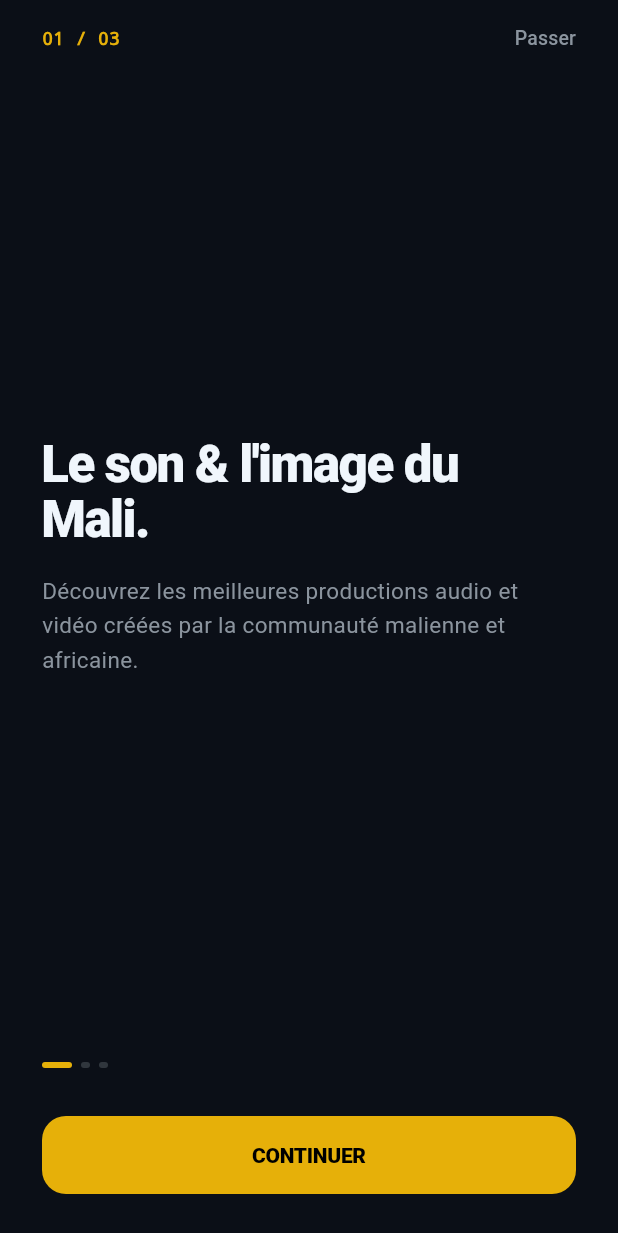
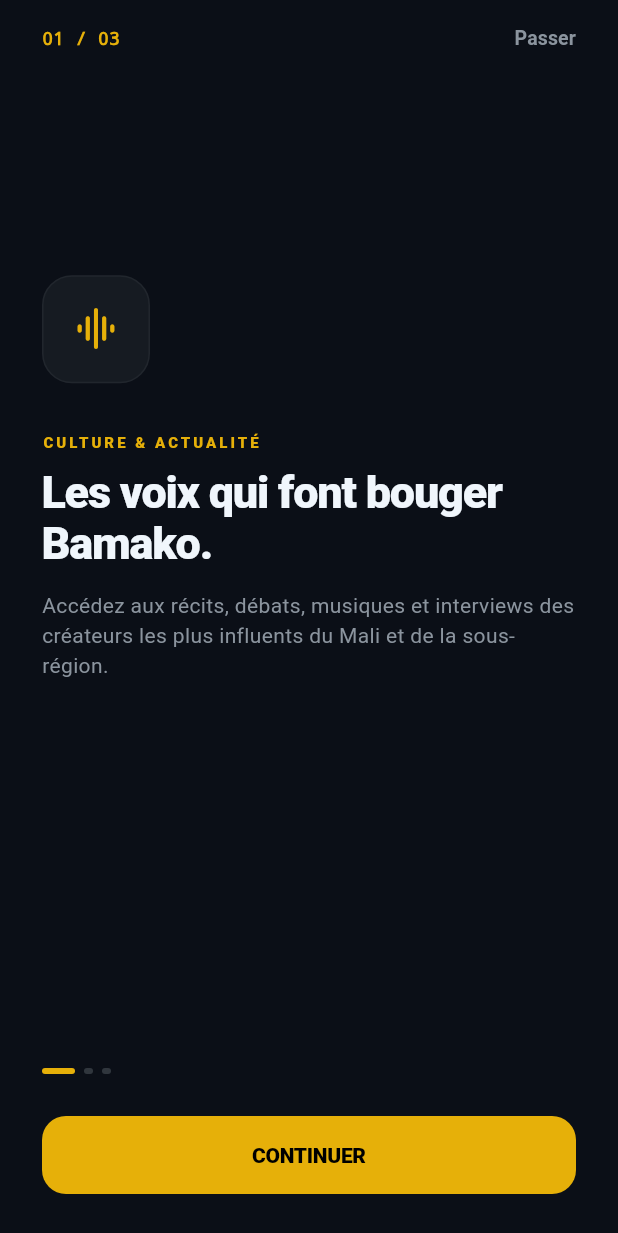
Before and after one commit to AikioCorp/bko_app, a Flutter app: the screen it shows after launch, on a phone screen of 412 x 824 dp. Shown: the top 1233 px of the screen. Run offline on Flutter 3.47's test engine with Material 3 defaults, Android fonts, the phone set to English and light mode, and no system bars; our stand-ins replace flutter_riverpod, go_router.

Commit message:
feat(app): animated minimalist icons and context-tailored onboarding copy

```diff
--- a/lib/features/onboarding/onboarding_screen.dart
+++ b/lib/features/onboarding/onboarding_screen.dart
@@ -9,27 +9,52 @@ class OnboardingScreen extends StatefulWidget {
   State<OnboardingScreen> createState() => _OnboardingScreenState();
 }
 
-class _OnboardingScreenState extends State<OnboardingScreen> {
+class _OnboardingScreenState extends State<OnboardingScreen> with SingleTickerProviderStateMixin {
   final PageController _pageController = PageController();
   int _currentIndex = 0;
 
-  final List<_MinimalSlide> _slides = const [
-    _MinimalSlide(
+  late AnimationController _iconAnimationController;
+
+  final List<_OnboardingData> _slides = const [
+    _OnboardingData(
       step: '01 / 03',
-      title: 'Le son & l\'image du Mali.',
-      description: 'Découvrez les meilleures productions audio et vidéo créées par la communauté malienne et africaine.',
+      badge: 'CULTURE & ACTUALITÉ',
+      title: 'Les voix qui font bouger Bamako.',
+      description: 'Accédez aux récits, débats, musiques et interviews des créateurs les plus influents du Mali et de la sous-région.',
+      iconType: _IconType.audioWave,
     ),
-    _MinimalSlide(
+    _OnboardingData(
       step: '02 / 03',
-      title: 'Une expérience sans coupure.',
-      description: 'Basculez librement du flux audio haute fidélité aux sessions vidéo exclusives sans interrompre votre écoute.',
+      badge: 'EXPÉRIENCE MULTIMÉDIA',
+      title: 'En fond sonore ou en vidéo HD.',
+      description: 'Écoutez vos podcasts en arrière-plan pendant vos déplacements, ou basculez en vidéo HD en un clic.',
+      iconType: _IconType.videoStream,
     ),
-    _MinimalSlide(
+    _OnboardingData(
       step: '03 / 03',
-      title: 'En Bamanankan & Français.',
-      description: 'Conservez le lien avec votre culture, vos langues et vos voix préférées où que vous soyez.',
+      badge: 'PATRIMOINE LOCAL',
+      title: 'Vos émissions en Bamanankan & Français.',
+      description: 'Découvrez des contenus authentiques en Bambara et en Français, pensés pour tous les auditeurs.',
+      iconType: _IconType.languageCulture,
     ),
   ];
+
+  @override
+  void initState() {
+    super.initState();
+    // Continuous subtle Apple-style breath animation for icons
+    _iconAnimationController = AnimationController(
+      vsync: this,
+      duration: const Duration(milliseconds: 2500),
+    )..repeat(reverse: true);
+  }
+
+  @override
+  void dispose() {
+    _iconAnimationController.dispose();
+    _pageController.dispose();
+    super.dispose();
+  }
 
   void _nextPage() {
     if (_currentIndex < _slides.length - 1) {
@@ -52,7 +77,7 @@ class _OnboardingScreenState extends State<OnboardingScreen> {
           child: Column(
             crossAxisAlignment: CrossAxisAlignment.start,
             children: [
-              // Minimal Top Header: Counter & Skip
+              // Minimal Top Navigation: Step Badge & Skip
               Row(
                 mainAxisAlignment: MainAxisAlignment.spaceBetween,
                 children: [
@@ -75,7 +100,7 @@ class _OnboardingScreenState extends State<OnboardingScreen> {
                     ),
                     child: const Text(
                       'Passer',
-                      style: TextStyle(fontSize: 13, fontWeight: FontWeight.w500),
+                      style: TextStyle(fontSize: 13, fontWeight: FontWeight.w600),
                     ),
                   ),
                 ],
@@ -83,9 +108,9 @@ class _OnboardingScreenState extends State<OnboardingScreen> {
 
               const Spacer(),
 
-              // Ultra-Minimalist PageView Content (Pure Typography & Space)
+              // Animated Minimal Icon & Content PageView
               SizedBox(
-                height: 280,
+                height: 380,
                 child: PageView.builder(
                   controller: _pageController,
                   onPageChanged: (index) {
@@ -98,25 +123,49 @@ class _OnboardingScreenState extends State<OnboardingScreen> {
                     final slide = _slides[index];
                     return Column(
                       crossAxisAlignment: CrossAxisAlignment.start,
-                      mainAxisAlignment: MainAxisAlignment.center,
                       children: [
+                        // Animated Sleek Minimal Icon Header
+                        _AnimatedMinimalIcon(
+                          iconType: slide.iconType,
+                          controller: _iconAnimationController,
+                        ),
+
+                        const SizedBox(height: 32),
+
+                        // Contextual Category Badge
+                        Text(
+                          slide.badge,
+                          style: const TextStyle(
+                            fontSize: 10,
+                            fontWeight: FontWeight.w800,
+                            letterSpacing: 2.0,
+                            color: BkoTheme.goldAccent,
+                          ),
+                        ),
+
+                        const SizedBox(height: 10),
+
+                        // Apple Display Title
                         Text(
                           slide.title,
                           style: const TextStyle(
-                            fontSize: 34,
+                            fontSize: 30,
                             fontWeight: FontWeight.w900,
-                            letterSpacing: -1.0,
-                            height: 1.10,
+                            letterSpacing: -0.8,
+                            height: 1.12,
                             color: BkoTheme.textPrimary,
                           ),
                         ),
-                        const SizedBox(height: 18),
+
+                        const SizedBox(height: 14),
+
+                        // Context-tailored Description
                         Text(
                           slide.description,
                           style: const TextStyle(
-                            fontSize: 15,
+                            fontSize: 14,
                             fontWeight: FontWeight.w400,
-                            height: 1.5,
+                            height: 1.45,
                             color: BkoTheme.textSecondary,
                           ),
                         ),
@@ -128,11 +177,11 @@ class _OnboardingScreenState extends State<OnboardingScreen> {
 
               const Spacer(),
 
-              // Bottom Bar: Dots & Minimal Action Button
+              // Bottom Section: Dots & Action Button
               Column(
                 crossAxisAlignment: CrossAxisAlignment.start,
                 children: [
-                  // Sleek Dot Indicator
+                  // Dot Indicator
                   Row(
                     children: List.generate(
                       _slides.length,
@@ -140,7 +189,7 @@ class _OnboardingScreenState extends State<OnboardingScreen> {
                         duration: const Duration(milliseconds: 300),
                         curve: Curves.fastOutSlowIn,
                         margin: const EdgeInsets.only(right: 6),
-                        width: _currentIndex == index ? 20 : 6,
+                        width: _currentIndex == index ? 22 : 6,
                         height: 4,
                         decoration: BoxDecoration(
                           color: _currentIndex == index ? BkoTheme.goldAccent : BkoTheme.borderStrong,
@@ -150,7 +199,7 @@ class _OnboardingScreenState extends State<OnboardingScreen> {
                     ),
                   ),
 
-                  const SizedBox(height: 32),
+                  const SizedBox(height: 28),
 
                   // Minimal Action Button
                   SizedBox(
@@ -187,14 +236,83 @@ class _OnboardingScreenState extends State<OnboardingScreen> {
   }
 }
 
-class _MinimalSlide {
+enum _IconType { audioWave, videoStream, languageCulture }
+
+class _OnboardingData {
   final String step;
+  final String badge;
   final String title;
   final String description;
+  final _IconType iconType;
 
-  const _MinimalSlide({
+  const _OnboardingData({
     required this.step,
+    required this.badge,
     required this.title,
     required this.description,
+    required this.iconType,
   });
 }
+
+class _AnimatedMinimalIcon extends StatelessWidget {
+  final _IconType iconType;
+  final AnimationController controller;
+
+  const _AnimatedMinimalIcon({
+    required this.iconType,
+    required this.controller,
+  });
+
+  @override
+  Widget build(BuildContext context) {
+    return AnimatedBuilder(
+      animation: controller,
+      builder: (context, child) {
+        final scaleValue = 0.95 + (controller.value * 0.10); // 0.95 -> 1.05 breath
+        final translationY = -4.0 * controller.value; // -4px float
+
+        return Container(
+          width: 72,
+          height: 72,
+          decoration: BoxDecoration(
+            color: BkoTheme.bgSurface,
+            borderRadius: BorderRadius.circular(20),
+            border: Border.all(color: BkoTheme.borderSubtle),
+          ),
+          child: Center(
+            child: Transform.translate(
+              offset: Offset(0, translationY),
+              child: Transform.scale(
+                scale: scaleValue,
+                child: _buildIconContent(),
+              ),
+            ),
+          ),
+        );
+      },
+    );
+  }
+
+  Widget _buildIconContent() {
+    switch (iconType) {
+      case _IconType.audioWave:
+        return const Icon(
+          Icons.graphic_eq_rounded,
+          color: BkoTheme.goldAccent,
+          size: 34,
+        );
+      case _IconType.videoStream:
+        return const Icon(
+          Icons.play_circle_outline_rounded,
+          color: BkoTheme.goldAccent,
+          size: 34,
+        );
+      case _IconType.languageCulture:
+        return const Icon(
+          Icons.record_voice_over_outlined,
+          color: BkoTheme.goldAccent,
+          size: 34,
+        );
+    }
+  }
+}
```
